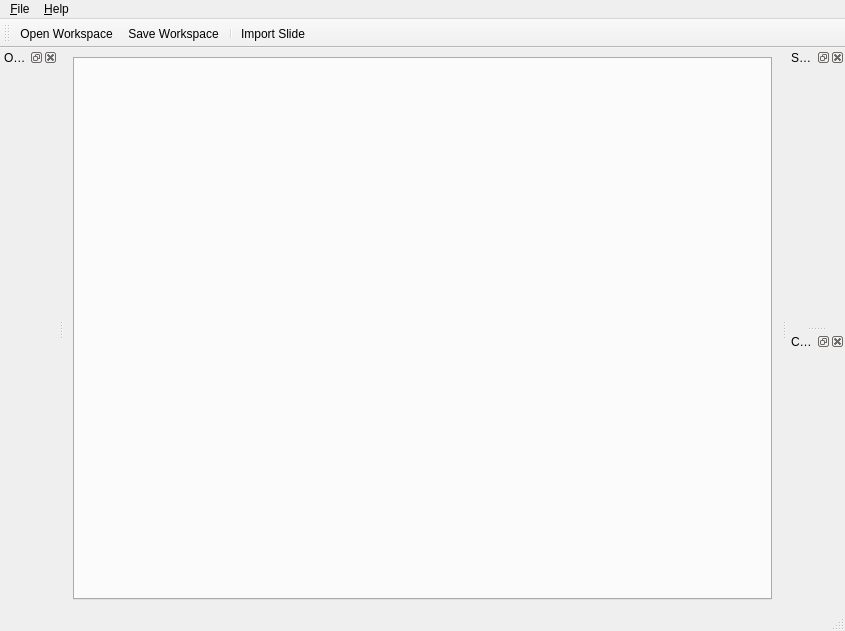
BodenmillerGroup/HistoSlider, file histoslider/ui/main_window.ui: the form before one commit.
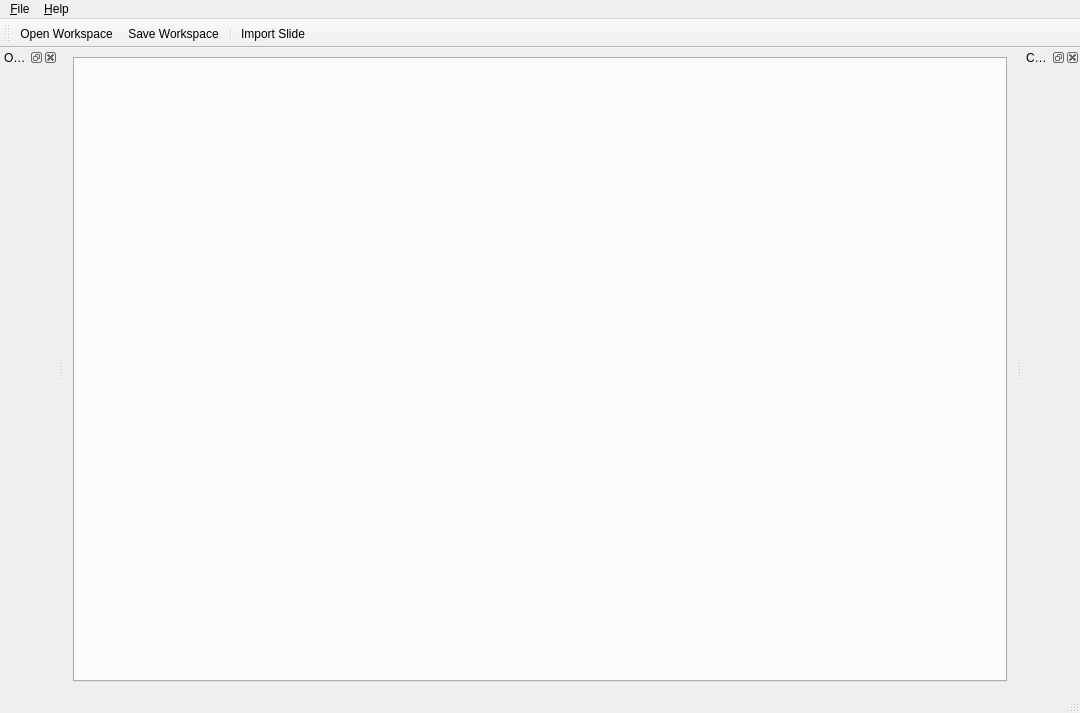
The form after the commit. Icons and pictures are not drawn.

Commit message: Separate channels view into a table widget.

The edit to the form file:
```diff
--- a/histoslider/ui/main_window.ui
+++ b/histoslider/ui/main_window.ui
@@ -6,8 +6,8 @@
    <rect>
     <x>0</x>
     <y>0</y>
-    <width>845</width>
-    <height>631</height>
+    <width>1080</width>
+    <height>713</height>
    </rect>
   </property>
   <property name="windowTitle">
@@ -38,7 +38,7 @@
     <rect>
      <x>0</x>
      <y>0</y>
-     <width>845</width>
+     <width>1080</width>
      <height>22</height>
     </rect>
    </property>
@@ -89,17 +89,6 @@
     <layout class="QVBoxLayout" name="verticalLayoutOverview"/>
    </widget>
   </widget>
-  <widget class="QDockWidget" name="dockWidgetSettings">
-   <property name="windowTitle">
-    <string>Settings</string>
-   </property>
-   <attribute name="dockWidgetArea">
-    <number>2</number>
-   </attribute>
-   <widget class="QWidget" name="dockWidgetContentsSettings">
-    <layout class="QVBoxLayout" name="verticalLayoutSettings"/>
-   </widget>
-  </widget>
   <widget class="QDockWidget" name="dockWidgetChannels">
    <property name="windowTitle">
     <string>Channels</string>
```
The commit also changes 6 other files.
